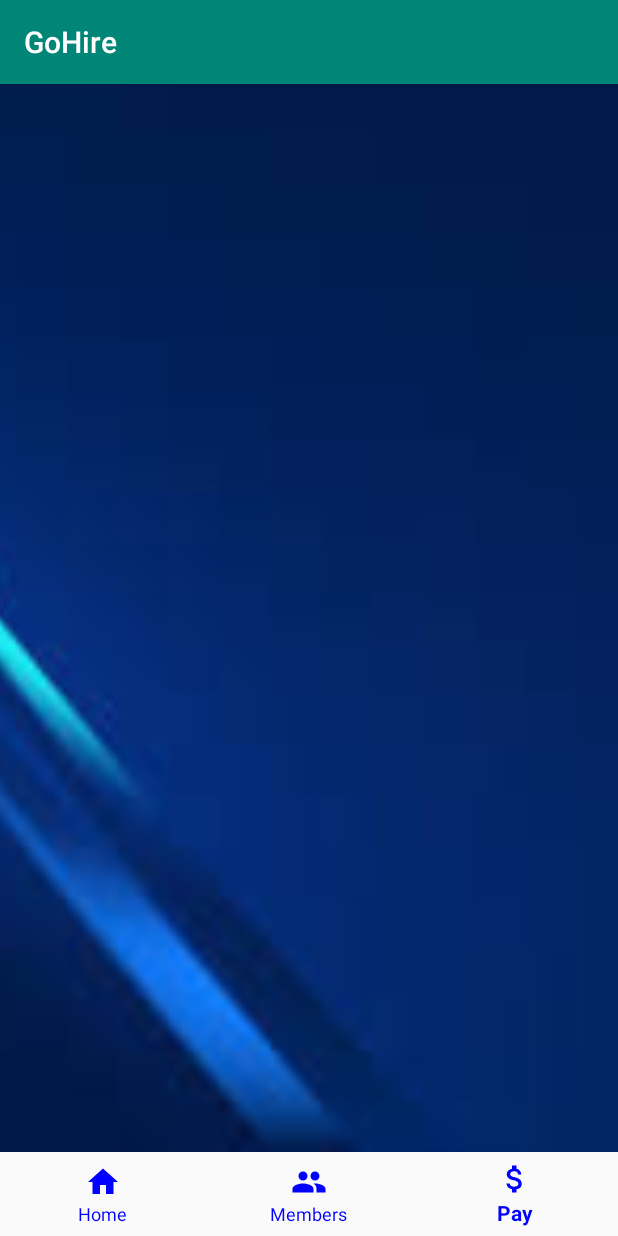
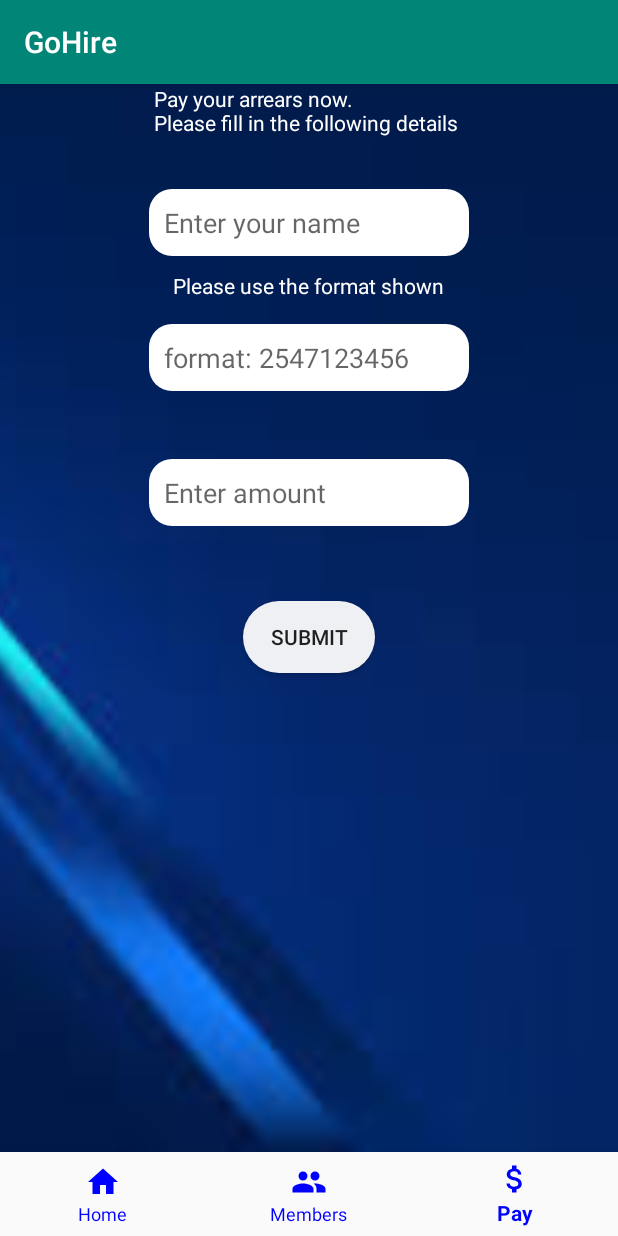
Before and after one commit to Franklin-Kimatu/GoHire, an Android app: the screen it shows after launch (MainActivity), item 3 of the bottom bar chosen, on a phone screen of 412 x 824 dp. Run offline under Robolectric (Android 15) with nearby library versions, the light colour scheme and no system bars; our stand-ins replace ButterKnife.

Commit message:
refencing the attributes for the rounded button

```diff
--- a/app/src/main/res/layout/fragment_home.xml
+++ b/app/src/main/res/layout/fragment_home.xml
@@ -29,4 +29,16 @@
         android:textSize="30dp"
         android:textColor="@color/colorWhite"/>
 
+    <TextView
+        android:id="@+id/textViewText"
+        android:layout_width="wrap_content"
+        android:layout_height="wrap_content"
+        android:layout_centerHorizontal="true"
+        android:layout_marginLeft="50dp"
+        android:padding="20dp"
+        android:text="This is where you watch you fund grow.\n Lipa na mpesa is now available."
+        android:layout_below="@id/textViewHeader"
+        android:textSize="30dp"
+        android:textColor="@color/colorWhite"/>
+
 </RelativeLayout>
--- a/app/src/main/res/layout/fragment_pay.xml
+++ b/app/src/main/res/layout/fragment_pay.xml
@@ -10,5 +10,72 @@
         android:layout_height="match_parent"
         android:scaleType="centerCrop"
         app:srcCompat="@drawable/bluebackground" />
+    <TextView
+        android:layout_width="wrap_content"
+        android:layout_height="wrap_content"
+        android:textColor="@color/colorWhite"
+        android:text="Pay your arrears now.\nPlease fill in the following details "
+        android:layout_centerHorizontal="true"/>
+
+    <EditText
+        android:id="@+id/editTextName"
+        android:layout_width="wrap_content"
+        android:layout_height="wrap_content"
+        android:layout_centerHorizontal="true"
+        android:layout_marginTop="70dp"
+        android:ems="10"
+        android:background="@drawable/rounded_edittext"
+        android:padding="10dp"
+        android:hint="Enter your name"
+        android:inputType="text"
+        android:textColor="@color/colorBlue" />
+    <TextView
+        android:id="@+id/textViewNumber"
+        android:textColor="@color/colorWhite"
+        android:layout_marginTop="10dp"
+        android:layout_centerHorizontal="true"
+        android:layout_width="wrap_content"
+        android:layout_height="wrap_content"
+        android:text="Please use the format shown"
+        android:layout_below="@id/editTextName"/>
+
+    <EditText
+        android:id="@+id/editTextPhoneNumber"
+        android:layout_width="wrap_content"
+        android:layout_height="wrap_content"
+        android:layout_below="@+id/editTextName"
+        android:layout_centerHorizontal="true"
+        android:layout_marginTop="45dp"
+        android:background="@drawable/rounded_edittext"
+        android:ems="10"
+
+        android:padding="10dp"
+        android:hint="format: 2547123456"
+        android:inputType="number"
+        android:textColor="@color/colorBlue" />
+    <EditText
+        android:id="@+id/editTextAmount"
+        android:layout_width="wrap_content"
+        android:layout_height="wrap_content"
+        android:layout_below="@+id/editTextPhoneNumber"
+        android:layout_centerHorizontal="true"
+        android:layout_marginTop="45dp"
+        android:background="@drawable/rounded_edittext"
+        android:ems="10"
+        android:padding="10dp"
+        android:hint="Enter amount"
+        android:inputType="number"
+        android:textColor="@color/colorBlue" />
+
+    <Button
+        android:id="@+id/buttonSubmit"
+        android:layout_width="wrap_content"
+        android:layout_height="wrap_content"
+        android:text="Submit"
+        android:layout_below="@id/editTextAmount"
+        android:layout_marginTop="50dp"
+        android:layout_centerHorizontal="true"
+        android:background="@drawable/roundedbutton"/>
+
 
 </RelativeLayout>
```
